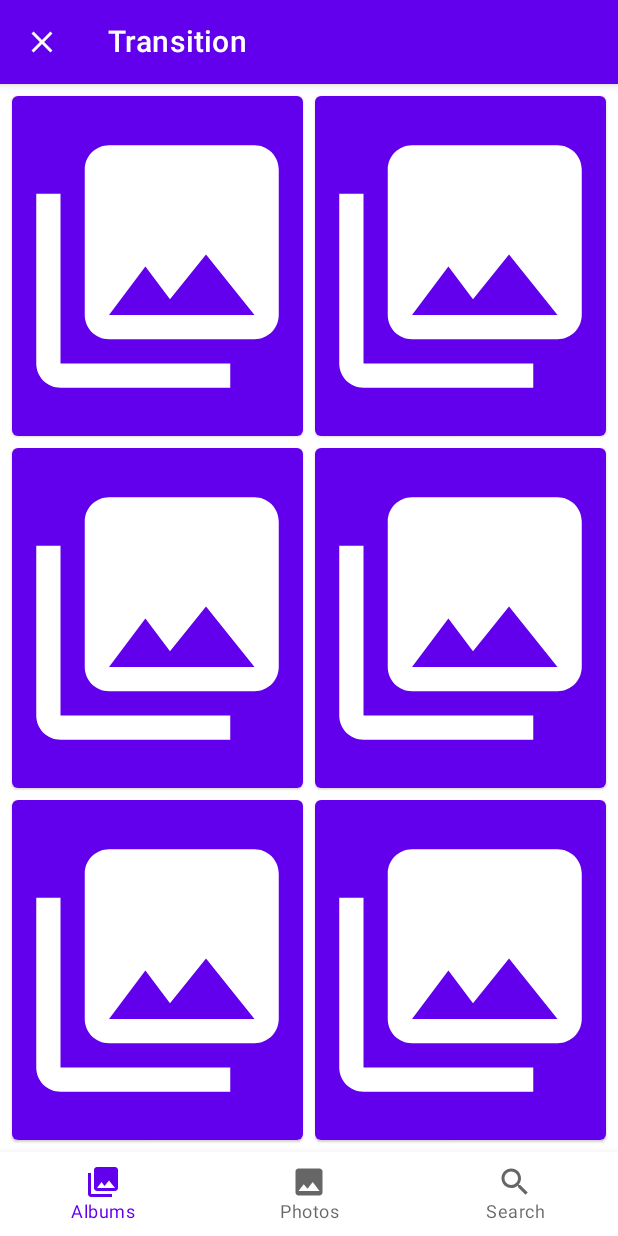
After one commit to fornewid/material-motion-compose, an Android app built with Jetpack Compose: the CrossfadeScreen screen opened through its navigation route, on a phone screen of 412 x 824 dp. The commit adds this screen. Run offline under Robolectric (Android 15) with nearby library versions, the phone set to English and light mode, and no system bars; our stand-ins replace constraintlayout-compose.

Commit message:
Add crossfade sample

```diff
--- a/sample/src/main/java/soup/compose/material/motion/sample/ui/HomeScreen.kt
+++ b/sample/src/main/java/soup/compose/material/motion/sample/ui/HomeScreen.kt
@@ -133,6 +133,7 @@ private val HomeMenu.title: String
         HomeMenu.SharedAxisZ -> "Shared Axis (Z)"
         HomeMenu.FadeThrough -> "Fade Through"
         HomeMenu.Fade -> "Fade"
+        HomeMenu.Crossfade -> "Crossfade"
     }
 
 private val HomeMenu.description: String
@@ -144,6 +145,7 @@ private val HomeMenu.description: String
         -> "SharedAxisScreen"
         HomeMenu.FadeThrough -> "FadeThroughScreen"
         HomeMenu.Fade -> "FadeScreen"
+        HomeMenu.Crossfade -> "CrossfadeScreen"
     }
 
 enum class HomeMenu {
@@ -152,7 +154,8 @@ enum class HomeMenu {
     SharedAxisY,
     SharedAxisZ,
     FadeThrough,
-    Fade
+    Fade,
+    Crossfade
 }
 
 @Preview(showBackground = true)
--- a/sample/src/main/java/soup/compose/material/motion/sample/ui/NavGraph.kt
+++ b/sample/src/main/java/soup/compose/material/motion/sample/ui/NavGraph.kt
@@ -23,6 +23,7 @@ import androidx.navigation.compose.composable
 import androidx.navigation.compose.navigate
 import androidx.navigation.compose.rememberNavController
 import soup.compose.material.motion.Axis
+import soup.compose.material.motion.sample.ui.MainDestinations.CROSSFADE_ROUTE
 import soup.compose.material.motion.sample.ui.MainDestinations.DEMO_ROUTE
 import soup.compose.material.motion.sample.ui.MainDestinations.FADE_ROUTE
 import soup.compose.material.motion.sample.ui.MainDestinations.FADE_THROUGH_ROUTE
@@ -30,6 +31,7 @@ import soup.compose.material.motion.sample.ui.MainDestinations.HOME_ROUTE
 import soup.compose.material.motion.sample.ui.MainDestinations.SHARED_AXIS_X_ROUTE
 import soup.compose.material.motion.sample.ui.MainDestinations.SHARED_AXIS_Y_ROUTE
 import soup.compose.material.motion.sample.ui.MainDestinations.SHARED_AXIS_Z_ROUTE
+import soup.compose.material.motion.sample.ui.crossfade.CrossfadeScreen
 import soup.compose.material.motion.sample.ui.demo.DemoScreen
 import soup.compose.material.motion.sample.ui.fade.FadeScreen
 import soup.compose.material.motion.sample.ui.fadethrough.FadeThroughScreen
@@ -43,6 +45,7 @@ private object MainDestinations {
     const val SHARED_AXIS_Z_ROUTE = "shared_axis_z"
     const val FADE_THROUGH_ROUTE = "fade_through"
     const val FADE_ROUTE = "fade"
+    const val CROSSFADE_ROUTE = "crossfade"
 }
 
 @Composable
@@ -67,6 +70,7 @@ fun NavGraph(
                         HomeMenu.SharedAxisZ -> actions.goToSharedAxis(Axis.Z)
                         HomeMenu.FadeThrough -> actions.goToFadeThrough()
                         HomeMenu.Fade -> actions.goToFade()
+                        HomeMenu.Crossfade -> actions.goToCrossfade()
                     }
                 }
             )
@@ -88,6 +92,9 @@ fun NavGraph(
         }
         composable(FADE_ROUTE) {
             FadeScreen(actions.upPress)
+        }
+        composable(CROSSFADE_ROUTE) {
+            CrossfadeScreen(actions.upPress)
         }
     }
 }
@@ -113,4 +120,7 @@ private class MainActions(navController: NavHostController) {
     val goToFade: () -> Unit = {
         navController.navigate(FADE_ROUTE)
     }
+    val goToCrossfade: () -> Unit = {
+        navController.navigate(CROSSFADE_ROUTE)
+    }
 }
--- /dev/null
+++ b/sample/src/main/java/soup/compose/material/motion/sample/ui/crossfade/CrossfadeContents.kt
@@ -0,0 +1,135 @@
+/*
+ * Copyright 2021 SOUP
+ *
+ * Licensed under the Apache License, Version 2.0 (the "License");
+ * you may not use this file except in compliance with the License.
+ * You may obtain a copy of the License at
+ *
+ *     https://www.apache.org/licenses/LICENSE-2.0
+ *
+ * Unless required by applicable law or agreed to in writing, software
+ * distributed under the License is distributed on an "AS IS" BASIS,
+ * WITHOUT WARRANTIES OR CONDITIONS OF ANY KIND, either express or implied.
+ * See the License for the specific language governing permissions and
+ * limitations under the License.
+ */
+package soup.compose.material.motion.sample.ui.crossfade
+
+import androidx.compose.foundation.Image
+import androidx.compose.foundation.layout.Column
+import androidx.compose.foundation.layout.PaddingValues
+import androidx.compose.foundation.layout.Row
+import androidx.compose.foundation.layout.fillMaxSize
+import androidx.compose.foundation.layout.padding
+import androidx.compose.material.BottomNavigation
+import androidx.compose.material.BottomNavigationItem
+import androidx.compose.material.Card
+import androidx.compose.material.ContentAlpha
+import androidx.compose.material.Icon
+import androidx.compose.material.LocalContentColor
+import androidx.compose.material.MaterialTheme
+import androidx.compose.material.Scaffold
+import androidx.compose.material.Surface
+import androidx.compose.material.Text
+import androidx.compose.material.icons.Icons
+import androidx.compose.material.icons.filled.Search
+import androidx.compose.runtime.Composable
+import androidx.compose.ui.Modifier
+import androidx.compose.ui.graphics.ColorFilter
+import androidx.compose.ui.graphics.painter.Painter
+import androidx.compose.ui.graphics.vector.rememberVectorPainter
+import androidx.compose.ui.res.painterResource
+import androidx.compose.ui.unit.dp
+import soup.compose.material.motion.sample.R
+import soup.compose.material.motion.sample.ui.widget.DefaultTopAppBar
+
+enum class Tabs {
+    Albums, Photos, Search
+}
+
+@Composable
+fun CrossfadeScaffold(
+    upPress: () -> Unit,
+    selectedTab: Tabs,
+    setSelectedTab: (Tabs) -> Unit,
+    content: @Composable (PaddingValues) -> Unit,
+) {
+    Scaffold(
+        topBar = { DefaultTopAppBar(upPress) },
+        bottomBar = {
+            BottomNavigation(backgroundColor = MaterialTheme.colors.surface) {
+                Tabs.values().forEach { tab ->
+                    BottomNavigationItem(
+                        icon = { Icon(tab.icon(), contentDescription = null) },
+                        label = { Text(tab.name) },
+                        selected = tab == selectedTab,
+                        onClick = { setSelectedTab(tab) },
+                        selectedContentColor = MaterialTheme.colors.primary,
+                        unselectedContentColor = LocalContentColor.current.copy(alpha = ContentAlpha.medium)
+                    )
+                }
+            }
+        },
+        content = content
+    )
+}
+
+@Composable
+fun CrossfadeContents(selectedTab: Tabs) {
+    Surface(
+        modifier = Modifier
+            .fillMaxSize()
+            .padding(4.dp)
+    ) {
+        Column {
+            Row(modifier = Modifier.weight(1f)) {
+                CrossfadeItem(selectedTab, modifier = Modifier.weight(1f))
+                CrossfadeItem(selectedTab, modifier = Modifier.weight(1f))
+            }
+            Row(modifier = Modifier.weight(1f)) {
+                CrossfadeItem(selectedTab, modifier = Modifier.weight(1f))
+                CrossfadeItem(selectedTab, modifier = Modifier.weight(1f))
+            }
+            Row(modifier = Modifier.weight(1f)) {
+                CrossfadeItem(selectedTab, modifier = Modifier.weight(1f))
+                CrossfadeItem(selectedTab, modifier = Modifier.weight(1f))
+            }
+        }
+    }
+}
+
+@Composable
+private fun CrossfadeItem(
+    selectedTab: Tabs,
+    modifier: Modifier = Modifier,
+) {
+    val backgroundColor = when (selectedTab) {
+        Tabs.Albums -> MaterialTheme.colors.primary
+        Tabs.Photos -> MaterialTheme.colors.error
+        Tabs.Search -> MaterialTheme.colors.secondary
+    }
+    val contentColor = when (selectedTab) {
+        Tabs.Albums -> MaterialTheme.colors.onPrimary
+        Tabs.Photos -> MaterialTheme.colors.onError
+        Tabs.Search -> MaterialTheme.colors.onSecondary
+    }
+    Card(
+        backgroundColor = backgroundColor,
+        modifier = modifier
+            .fillMaxSize()
+            .padding(4.dp)
+    ) {
+        Image(
+            painter = selectedTab.icon(),
+            contentDescription = null,
+            colorFilter = ColorFilter.tint(contentColor)
+        )
+    }
+}
+
+@Composable
+private fun Tabs.icon(): Painter = when (this) {
+    Tabs.Albums -> painterResource(R.drawable.ic_collections)
+    Tabs.Photos -> painterResource(R.drawable.ic_photo)
+    Tabs.Search -> rememberVectorPainter(Icons.Default.Search)
+}
--- /dev/null
+++ b/sample/src/main/java/soup/compose/material/motion/sample/ui/crossfade/CrossfadeScreen.kt
@@ -0,0 +1,60 @@
+/*
+ * Copyright 2021 SOUP
+ *
+ * Licensed under the Apache License, Version 2.0 (the "License");
+ * you may not use this file except in compliance with the License.
+ * You may obtain a copy of the License at
+ *
+ *     https://www.apache.org/licenses/LICENSE-2.0
+ *
+ * Unless required by applicable law or agreed to in writing, software
+ * distributed under the License is distributed on an "AS IS" BASIS,
+ * WITHOUT WARRANTIES OR CONDITIONS OF ANY KIND, either express or implied.
+ * See the License for the specific language governing permissions and
+ * limitations under the License.
+ */
+package soup.compose.material.motion.sample.ui.crossfade
+
+import androidx.compose.foundation.layout.padding
+import androidx.compose.runtime.Composable
+import androidx.compose.runtime.mutableStateOf
+import androidx.compose.runtime.remember
+import androidx.compose.ui.Modifier
+import androidx.compose.ui.tooling.preview.Preview
+import soup.compose.material.motion.MaterialMotion
+import soup.compose.material.motion.crossfade
+import soup.compose.material.motion.sample.ui.theme.SampleTheme
+
+@Composable
+fun CrossfadeScreen(upPress: () -> Unit) {
+    val (selectedTab, setSelectedTab) = remember { mutableStateOf(Tabs.Albums) }
+    CrossfadeScaffold(
+        upPress = upPress,
+        selectedTab = selectedTab,
+        setSelectedTab = setSelectedTab
+    ) { innerPadding ->
+        MaterialMotion(
+            targetState = selectedTab,
+            motionSpec = crossfade(),
+            modifier = Modifier.padding(innerPadding)
+        ) { currentTab ->
+            CrossfadeContents(currentTab)
+        }
+    }
+}
+
+@Preview(showBackground = true)
+@Composable
+private fun LightPreview() {
+    SampleTheme {
+        CrossfadeScreen(upPress = {})
+    }
+}
+
+@Preview(showBackground = true)
+@Composable
+private fun DarkPreview() {
+    SampleTheme(darkTheme = true) {
+        CrossfadeScreen(upPress = {})
+    }
+}
```
